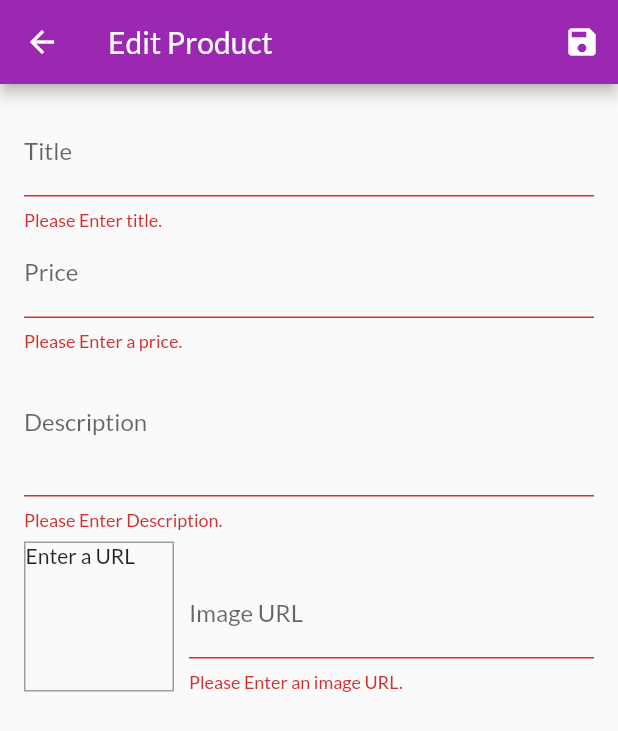
After one commit to AhmedHeikal/shopApp, a Flutter app: the EditProductScreen screen opened by its route, after a tap on the "save" icon, on a phone screen of 412 x 824 dp. The commit adds this screen. Shown: the top 731 px of the screen. Run offline on Flutter 3.47's test engine with Material 2 defaults, Android fonts, the phone set to English and light mode, and no system bars; network calls fail.

Commit message:
Dealing with user inputs, entering, editing and delting data. Working with forms -Section 9

```diff
--- a/lib/main.dart
+++ b/lib/main.dart
@@ -1,6 +1,8 @@
 import 'package:flutter/material.dart';
 import 'package:provider/provider.dart';
 
+import './screens/edit_product_screen.dart';
+import './screens/user_product_screen.dart';
 import './providers/orders.dart';
 import './screens/cart_screen.dart';
 import './providers/cart.dart';
@@ -38,6 +40,8 @@ class MyApp extends StatelessWidget {
             ProductDetailScreen.routeName: (ctx) => ProductDetailScreen(),
             CartScreen.routeName: (ctx) => CartScreen(),
             OrderScreeen.routeName: (ctx) => OrderScreeen(),
+            UserProductsScreen.routeName: (ctx) => UserProductsScreen(),
+            EditProductScreen.routeName: (ctx) => EditProductScreen(),
           }),
     );
   }
--- a/lib/providers/product.dart
+++ b/lib/providers/product.dart
@@ -6,7 +6,7 @@ class Product with ChangeNotifier {
   final String description;
   final double price;
   final String imageUrl;
-  bool isFavorite = false;
+  bool isFavorite;
 
   Product({
     @required this.id,
@@ -14,6 +14,7 @@ class Product with ChangeNotifier {
     @required this.description,
     @required this.price,
     @required this.imageUrl,
+    this.isFavorite = false,
   });
 
   void toggleFavoriteStatus() {
--- a/lib/providers/products.dart
+++ b/lib/providers/products.dart
@@ -68,8 +68,27 @@ class Products with ChangeNotifier {
     return _items.firstWhere((prod) => prod.id == id);
   }
 
-  void addProduct() {
-    // _items.add(value);
+  void addProduct(Product product) {
+    final newProduct = Product(
+        id: DateTime.now().toString(),
+        title: product.title,
+        description: product.description,
+        price: product.price,
+        imageUrl: product.imageUrl);
+    _items.add(newProduct);
+    notifyListeners();
+  }
+
+  void updateProduct(String id, Product newProduct) {
+    final prodIndex = _items.indexWhere((prod) => prod.id == id);
+    if (prodIndex >= 0) {
+      _items[prodIndex] = newProduct;
+      notifyListeners();
+    }
+  }
+
+  void deleteProduct(String id) {
+    _items.removeWhere((prod) => prod.id == id);
     notifyListeners();
   }
 }
--- /dev/null
+++ b/lib/screens/edit_product_screen.dart
@@ -0,0 +1,262 @@
+import 'package:flutter/material.dart';
+import 'package:provider/provider.dart';
+
+import '../providers/products.dart';
+import '../providers/product.dart';
+
+class EditProductScreen extends StatefulWidget {
+  static const routeName = '/edit-product';
+  @override
+  _EditProductScreenState createState() => _EditProductScreenState();
+}
+
+class _EditProductScreenState extends State<EditProductScreen> {
+  final _priceFocusNode = FocusNode();
+  final _descriptionFocusNode = FocusNode();
+  final _imageUrlController = TextEditingController();
+  final _imageUrlFocusNode = FocusNode();
+  final _form = GlobalKey<FormState>();
+  var _editedProduct = Product(
+    id: null,
+    title: '',
+    description: '',
+    price: 0,
+    imageUrl: '',
+  );
+  var _initValues = {
+    'title': '',
+    'description': '',
+    'price': '',
+    'imageUrl': '',
+  };
+  var _isInit = true;
+
+  @override
+  void initState() {
+    _imageUrlFocusNode.addListener(_updateImgURL);
+    super.initState();
+  }
+
+  @override
+  void didChangeDependencies() {
+    if (_isInit) {
+      final productId = ModalRoute.of(context).settings.arguments as String;
+      if (productId != null) {
+        _editedProduct =
+            Provider.of<Products>(context, listen: false).findById(productId);
+        _initValues = {
+          'title': _editedProduct.title,
+          'description': _editedProduct.description,
+          'price': _editedProduct.price.toString(),
+          'imageUrl': null,
+        };
+        _imageUrlController.text = _editedProduct.imageUrl;
+      }
+    }
+    _isInit = false;
+    super.didChangeDependencies();
+  }
+
+  void _updateImgURL() {
+    if (!_imageUrlFocusNode.hasFocus) {
+      setState(() {});
+    }
+  }
+
+  void _saveForm() {
+    final isValid = _form.currentState.validate();
+    if (!isValid) {
+      return;
+    }
+    _form.currentState.save();
+    if (_editedProduct.id == null) {
+      Provider.of<Products>(context, listen: false).addProduct(_editedProduct);
+    } else {
+      Provider.of<Products>(context, listen: false)
+          .updateProduct(_editedProduct.id, _editedProduct);
+    }
+    Navigator.of(context).pop();
+  }
+
+  @override
+  void dispose() {
+    _imageUrlFocusNode.removeListener(_updateImgURL);
+    _priceFocusNode.dispose();
+    _descriptionFocusNode.dispose();
+    _imageUrlController.dispose();
+    _imageUrlFocusNode.dispose();
+    super.dispose();
+  }
+
+  @override
+  Widget build(BuildContext context) {
+    return Scaffold(
+      appBar: AppBar(
+        title: Text('Edit Product'),
+        actions: [
+          IconButton(
+            icon: Icon(Icons.save),
+            onPressed: _saveForm,
+          ),
+        ],
+      ),
+      body: Padding(
+        padding: const EdgeInsets.all(16),
+        child: Form(
+            key: _form,
+            child: ListView(
+              children: [
+                TextFormField(
+                  initialValue: _initValues['title'],
+                  decoration: InputDecoration(
+                    labelText: 'Title',
+                  ),
+                  textInputAction: TextInputAction.next,
+                  onFieldSubmitted: (_) {
+                    FocusScope.of(context).requestFocus(_priceFocusNode);
+                  },
+                  validator: (value) {
+                    if (value.isEmpty) {
+                      return 'Please Enter title.';
+                    }
+                    return null;
+                  },
+                  onSaved: (value) {
+                    _editedProduct = Product(
+                        title: value,
+                        price: _editedProduct.price,
+                        description: _editedProduct.description,
+                        imageUrl: _editedProduct.imageUrl,
+                        id: _editedProduct.id,
+                        isFavorite: _editedProduct.isFavorite);
+                  },
+                ),
+                TextFormField(
+                  initialValue: _initValues['price'],
+                  decoration: InputDecoration(
+                    labelText: 'Price',
+                  ),
+                  textInputAction: TextInputAction.next,
+                  keyboardType: TextInputType.number,
+                  focusNode: _priceFocusNode,
+                  onFieldSubmitted: (_) {
+                    FocusScope.of(context).requestFocus(_descriptionFocusNode);
+                  },
+                  validator: (value) {
+                    if (value.isEmpty) {
+                      return 'Please Enter a price.';
+                    }
+                    if (double.tryParse(value) == null) {
+                      return 'Please Enter a valid number.';
+                    }
+                    if (double.parse(value) <= 0) {
+                      return 'Please Enter a number greater than zero.';
+                    }
+                    return null;
+                  },
+                  onSaved: (value) {
+                    _editedProduct = Product(
+                        title: _editedProduct.title,
+                        price: double.parse(value),
+                        description: _editedProduct.description,
+                        imageUrl: _editedProduct.imageUrl,
+                        id: _editedProduct.id,
+                        isFavorite: _editedProduct.isFavorite);
+                  },
+                ),
+                TextFormField(
+                  initialValue: _initValues['description'],
+                  decoration: InputDecoration(
+                    labelText: 'Description',
+                  ),
+                  maxLines: 3,
+                  keyboardType: TextInputType.multiline,
+                  focusNode: _descriptionFocusNode,
+                  onSaved: (value) {
+                    _editedProduct = Product(
+                        title: _editedProduct.title,
+                        price: _editedProduct.price,
+                        description: value,
+                        imageUrl: _editedProduct.imageUrl,
+                        id: _editedProduct.id,
+                        isFavorite: _editedProduct.isFavorite);
+                  },
+                  validator: (value) {
+                    if (value.isEmpty) {
+                      return 'Please Enter Description.';
+                    }
+                    if (value.length < 10) {
+                      return 'Should be at least 10 characters long';
+                    }
+                    return null;
+                  },
+                ),
+                Row(
+                  crossAxisAlignment: CrossAxisAlignment.end,
+                  children: [
+                    Container(
+                      width: 100,
+                      height: 100,
+                      margin: EdgeInsets.only(
+                        top: 8,
+                        right: 10,
+                      ),
+                      decoration: BoxDecoration(
+                        border: Border.all(
+                          width: 1,
+                          color: Colors.grey,
+                        ),
+                      ),
+                      child: _imageUrlController.text.isEmpty
+                          ? Text('Enter a URL')
+                          : FittedBox(
+                              child: Image.network(
+                                _imageUrlController.text,
+                                fit: BoxFit.cover,
+                              ),
+                            ),
+                    ),
+                    Expanded(
+                      child: TextFormField(
+                        decoration: InputDecoration(
+                          labelText: 'Image URL',
+                        ),
+                        keyboardType: TextInputType.url,
+                        textInputAction: TextInputAction.done,
+                        controller: _imageUrlController,
+                        focusNode: _imageUrlFocusNode,
+                        onFieldSubmitted: (_) {
+                          _saveForm();
+                        },
+                        onEditingComplete: () {
+                          setState(() {});
+                        },
+                        validator: (value) {
+                          if (value.isEmpty) {
+                            return 'Please Enter an image URL.';
+                          }
+                          if (!value.startsWith('http') &&
+                              !value.startsWith('https')) {
+                            return 'please enter a valid URL';
+                          }
+                          return null;
+                        },
+                        onSaved: (value) {
+                          _editedProduct = Product(
+                              title: _editedProduct.title,
+                              price: _editedProduct.price,
+                              description: _editedProduct.description,
+                              imageUrl: value,
+                              id: _editedProduct.id,
+                              isFavorite: _editedProduct.isFavorite);
+                        },
+                      ),
+                    )
+                  ],
+                ),
+              ],
+            )),
+      ),
+    );
+  }
+}
--- a/lib/widgets/app_drawer.dart
+++ b/lib/widgets/app_drawer.dart
@@ -1,4 +1,6 @@
 import 'package:flutter/material.dart';
+
+import '../screens/user_product_screen.dart';
 import '../screens/orders_screen.dart';
 
 class AppDrwaer extends StatelessWidget {
@@ -28,6 +30,15 @@ class AppDrwaer extends StatelessWidget {
                   .pushReplacementNamed(OrderScreeen.routeName);
             },
           ),
+          Divider(),
+          ListTile(
+            leading: Icon(Icons.edit),
+            title: Text('Manage Products'),
+            onTap: () {
+              Navigator.of(context)
+                  .pushReplacementNamed(UserProductsScreen.routeName);
+            },
+          ),
         ],
       ),
     );
```
Also changed, not shown: lib/providers/cart.dart (+19 -0 lines), lib/screens/user_product_screen.dart (added, +45 -0 lines), lib/widgets/cart_item.dart (+23 -0 lines), lib/widgets/product_item.dart (+15 -0 lines), lib/widgets/user_product_item.dart (added, +43 -0 lines), 1 other file.
